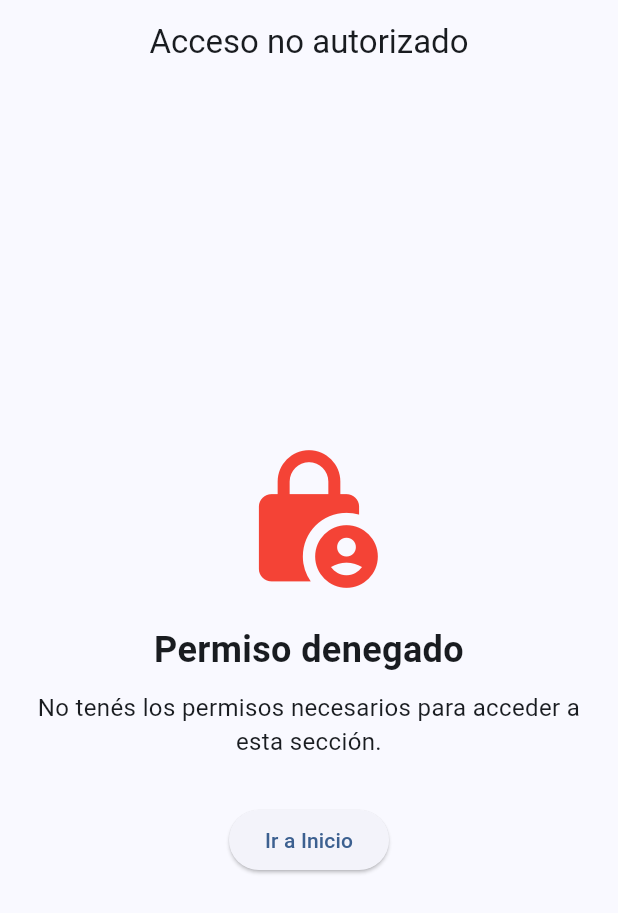
After one commit to GestionDeProyectos-TeamEmergencias/app-coordinacion-comunitaria, a Flutter app: the UnauthorizedAccessPage screen opened directly, on a phone screen of 412 x 824 dp. The commit adds this screen. Shown: the top 913 px of the screen. Run offline on Flutter 3.47's test engine with Material 3 defaults, Android fonts, the phone set to English and light mode, and no system bars; our stand-ins replace cloud_firestore, equatable, firebase_auth, firebase_core, firebase_storage, flutter_riverpod and 5 more; accounts and stored records are empty; generated files the repository leaves out were written again.

Commit message:
feat(auth): implement role-based access control [T-AUTH-03]

```diff
--- a/lib/core/constants/app_strings.dart
+++ b/lib/core/constants/app_strings.dart
@@ -90,4 +90,11 @@ abstract final class AppStrings {
   static const errorNoInternet = 'Sin conexión a internet.';
   static const errorOutOfCoverage =
       'Tu ubicación está fuera del área de cobertura configurada.';
+
+  // Unauthorized Access
+  static const unauthorizedAccess = 'Acceso no autorizado';
+  static const unauthorizedAccessTitle = 'Permiso denegado';
+  static const unauthorizedAccessMessage =
+      'No tenés los permisos necesarios para acceder a esta sección.';
+  static const goToHome = 'Ir a Inicio';
 }
--- /dev/null
+++ b/lib/features/auth/presentation/pages/unauthorized_access_page.dart
@@ -0,0 +1,54 @@
+import 'package:flutter/material.dart';
+import 'package:go_router/go_router.dart';
+
+import '../../../../core/constants/app_strings.dart';
+import 'package:app_coordinacion_comunitaria/app/router.dart';
+
+class UnauthorizedAccessPage extends StatelessWidget {
+  const UnauthorizedAccessPage({super.key});
+
+  @override
+  Widget build(BuildContext context) {
+    return Scaffold(
+      appBar: AppBar(
+        title: const Text(AppStrings.unauthorizedAccess),
+        automaticallyImplyLeading: false, // Hide back button
+      ),
+      body: Center(
+        child: Padding(
+          padding: const EdgeInsets.all(16.0),
+          child: Column(
+            mainAxisAlignment: MainAxisAlignment.center,
+            children: [
+              const Icon(
+                Icons.lock_person_rounded,
+                size: 100,
+                color: Colors.red,
+              ),
+              const SizedBox(height: 20),
+              const Text(
+                AppStrings.unauthorizedAccessTitle,
+                style: TextStyle(
+                  fontSize: 24,
+                  fontWeight: FontWeight.bold,
+                ),
+                textAlign: TextAlign.center,
+              ),
+              const SizedBox(height: 10),
+              const Text(
+                AppStrings.unauthorizedAccessMessage,
+                style: TextStyle(fontSize: 16),
+                textAlign: TextAlign.center,
+              ),
+              const SizedBox(height: 30),
+              ElevatedButton(
+                onPressed: () => context.go(AppRoutes.home),
+                child: const Text(AppStrings.goToHome),
+              ),
+            ],
+          ),
+        ),
+      ),
+    );
+  }
+}
```
Also changed, not shown: lib/app/router.dart (+19 -0 lines), pubspec.lock, 1 other file.
